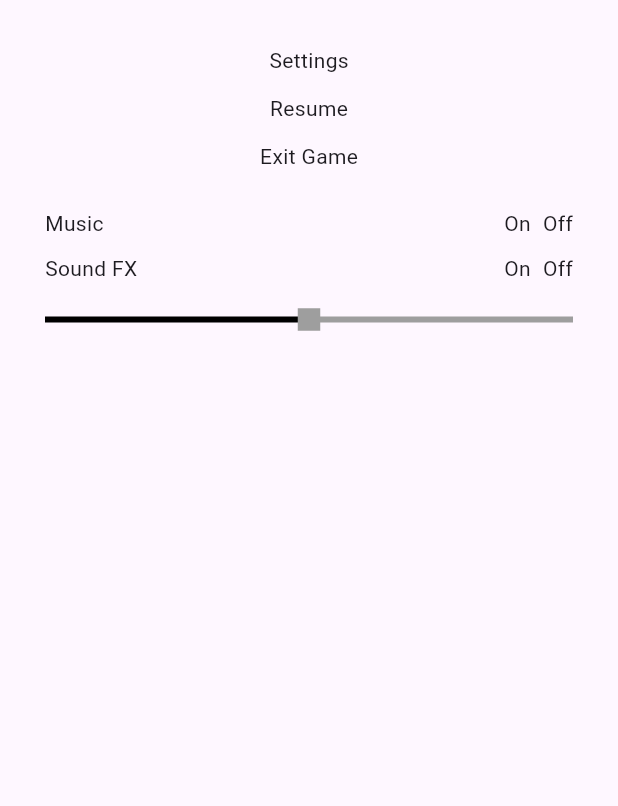
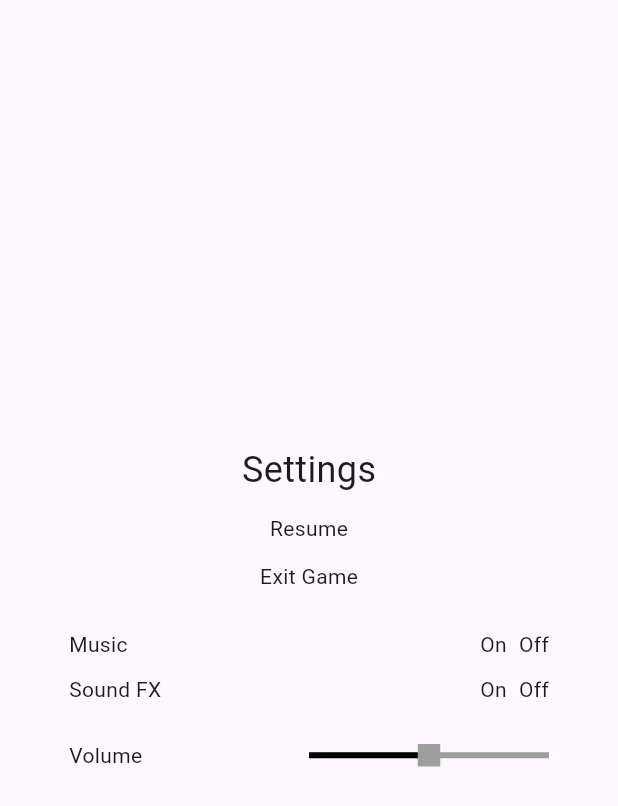
Before and after one commit to Gaming-Gears/flutter-challenge, a Flutter app: the SettingsMenu widget shown alone on an empty page, opened directly, on a phone screen of 412 x 824 dp. Shown: the top 806 px of the screen. Run offline on Flutter 3.47's test engine with Material 3 defaults, Android fonts, the phone set to English and light mode, and no system bars; our stand-ins replace basic_utils, logger, shared_preferences; missing offline and left inert: bitsdojo_window, flame, flame_audio, json_types, nes_ui; accounts and stored records are empty.

Commit message:
feature: sound added and menu adjustment

```diff
--- /dev/null
+++ b/lib/src/game/audio_controller.dart
@@ -0,0 +1,77 @@
+import 'package:flame_audio/flame_audio.dart';
+
+class AudioController {
+  static final AudioController _instance = AudioController._internal();
+  factory AudioController() => _instance;
+  AudioController._internal() {
+    // Initialize with default volume levels
+    setBgmVolume(_bgmVolume);
+    setSfxVolume(_sfxVolume);
+  }
+
+  double _bgmVolume = 0.5; // Default background music volume
+  double _sfxVolume = 0.5; // Default sound effects volume
+
+  // Adjusting the volume for background music
+  void setBgmVolume(double volume) {
+    _bgmVolume = volume.clamp(0.0, 1.0); // Ensure volume is between 0 and 1
+    FlameAudio.bgm.audioPlayer.setVolume(_bgmVolume);
+  }
+
+  // Getting the current background music volume
+  double getBgmVolume() => _bgmVolume;
+
+  // Adjusting the volume for sound effects
+  void setSfxVolume(double volume) {
+    _sfxVolume = volume.clamp(0.0, 1.0); // Ensure volume is between 0 and 1
+    final loadedFiles = FlameAudio.audioCache.loadedFiles;
+    loadedFiles.forEach((key, value) {
+      FlameAudio.play(key, volume: _sfxVolume);
+    });
+  }
+
+  // Getting the current sound effects volume
+  double getSfxVolume() => _sfxVolume;
+
+  // Playing background music with current volume
+  void playBgm(String filename) {
+    FlameAudio.bgm.play(filename, volume: _bgmVolume);
+  }
+
+  // Stopping background music
+  void stopBgm() {
+    FlameAudio.bgm.stop();
+  }
+
+  // Pausing background music
+  void pauseBgm() {
+    FlameAudio.bgm.pause();
+  }
+
+  // Resuming background music
+  void resumeBgm() {
+    FlameAudio.bgm.resume();
+  }
+
+  // Playing a sound effect with current volume
+  void playSfx(String filename) {
+    FlameAudio.play(filename, volume: _sfxVolume);
+  }
+
+  // Stopping all sound effects
+  // Note: Flame does not directly support stopping individual sound effects
+  // that have been started with FlameAudio.play. This method stops all sounds
+  // played through the audioCache's fixed player, which might not be suitable
+  // for all use cases.
+  void stopSfx() {
+    final loadedFiles = FlameAudio.audioCache.loadedFiles;
+    loadedFiles.forEach((key, value) {
+      FlameAudio.play(key, volume: 0.0);
+    });
+  }
+
+  // Preloading audio files
+  void preloadAudioFiles(List<String> files) {
+    files.forEach(FlameAudio.audioCache.load);
+  }
+}
--- a/lib/src/game/world.dart
+++ b/lib/src/game/world.dart
@@ -2,6 +2,7 @@ import 'dart:async';
 
 import 'package:flame/components.dart';
 
+import 'audio_controller.dart';
 import 'background.dart';
 import 'camera.dart';
 import 'game.dart';
@@ -52,7 +53,9 @@ final class SustainaCityWorld extends World
     await Future.wait<void>([
       ...layers.map((layer) async => await add(layer)),
       (() async => await add(background))(),
-      (() async => await add(backgroundHover))()
+      (() async => await add(backgroundHover))(),
+      Future(() => AudioController().preloadAudioFiles(['background.mp3'])),
+      Future(() => AudioController().playBgm('background.mp3')),
     ]);
     return await super.onLoad();
   }
--- a/lib/src/widgets/settings_menu.dart
+++ b/lib/src/widgets/settings_menu.dart
@@ -3,6 +3,7 @@ import 'dart:async';
 import 'package:flutter/material.dart';
 import 'package:nes_ui/nes_ui.dart';
 
+import '../game/audio_controller.dart';
 import '../game/game.dart';
 import '../screens/game_screen.dart';
 import 'dialog_box.dart';
@@ -21,14 +22,20 @@ Future<void> showSettingsMenu(
 }
 
 final class SettingsMenu extends StatelessWidget {
-  const SettingsMenu({super.key}) : super();
+  const SettingsMenu({super.key});
 
   @override
-  Widget build(BuildContext context) => Padding(
-        padding: const EdgeInsets.all(30.0),
+  Widget build(BuildContext context) {
+    return Center(
+      child: ConstrainedBox(
+        constraints: const BoxConstraints(maxWidth: 400),
+        child: FractionallySizedBox(
+          widthFactor: 0.8, // 80% of the screen width
           child: Column(
+            mainAxisAlignment: MainAxisAlignment.center,
+            crossAxisAlignment: CrossAxisAlignment.center,
             children: [
-            const Text('Settings'),
+              const Text('Settings', style: TextStyle(fontSize: 24)),
               const SizedBox(height: 12),
               NesButton(
                 type: NesButtonType.normal,
@@ -44,25 +51,24 @@ final class SettingsMenu extends StatelessWidget {
               ),
               const SizedBox(height: 25),
               Column(
+                crossAxisAlignment: CrossAxisAlignment.start,
                 children: [
                   Row(
-                  mainAxisSize: MainAxisSize.max,
                     mainAxisAlignment: MainAxisAlignment.spaceBetween,
                     children: [
                       const Text('Music'),
-                    const SizedBox(width: 20),
                       Row(
                         children: [
                           NesButton(
                             type: NesButtonType.success,
                             child: const Text('On'),
-                          onPressed: () {},
+                            onPressed: () => AudioController().resumeBgm(),
                           ),
                           const SizedBox(width: 8),
                           NesButton(
                             type: NesButtonType.normal,
                             child: const Text('Off'),
-                          onPressed: () {},
+                            onPressed: () => AudioController().stopBgm(),
                           ),
                         ],
                       ),
@@ -72,32 +78,44 @@ final class SettingsMenu extends StatelessWidget {
                 ],
               ),
               Row(
-              mainAxisSize: MainAxisSize.max,
                 mainAxisAlignment: MainAxisAlignment.spaceBetween,
                 children: [
                   const Text('Sound FX'),
-                const SizedBox(width: 20),
                   Row(
                     children: [
                       NesButton(
                         type: NesButtonType.success,
                         child: const Text('On'),
-                      onPressed: () {},
+                        onPressed: () => AudioController().resumeBgm(),
                       ),
                       const SizedBox(width: 8),
                       NesButton(
                         type: NesButtonType.normal,
                         child: const Text('Off'),
-                      onPressed: () {},
+                        onPressed: () => AudioController().stopSfx(),
                       ),
                     ],
                   ),
                 ],
               ),
-            const SliderWidget(),
+              const SizedBox(height: 10),
+              const Row(
+                mainAxisAlignment: MainAxisAlignment.spaceBetween,
+                children: [
+                  Flexible(flex: 1, child: Text('Volume')),
+                  Flexible(
+                    flex: 1,
+                    fit: FlexFit.tight,
+                    child: SliderWidget(),
+                  ),
                 ],
               ),
+            ],
+          ),
+        ),
+      ),
     );
+  }
 }
 
 final class ShowSettingsMenu extends StatefulWidget {
--- a/lib/src/widgets/slider.dart
+++ b/lib/src/widgets/slider.dart
@@ -1,4 +1,6 @@
 import 'package:flutter/material.dart';
+
+import '../game/audio_controller.dart';
 
 // Custom NES Slider Thumb Shape
 class NesSliderThumbShape extends SliderComponentShape {
@@ -197,7 +199,7 @@ class _SliderWidgetState extends State<SliderWidget> {
     return NesSlider(
       initialValue: 0.5,
       onChanged: (newValue) {
-        setState(() {});
+        setState(() => AudioController().setBgmVolume(newValue));
       },
       nesSliderTheme: const NesSliderTheme(
         activeTrackColor: Colors.black,
--- a/pubspec.yaml
+++ b/pubspec.yaml
@@ -31,3 +31,4 @@ flutter:
   assets:
     - assets/icons/
     - assets/images/
+    - assets/audio/
```
Also changed, not shown: 1 other file. Lines whose indentation alone changed are shown as unchanged.
